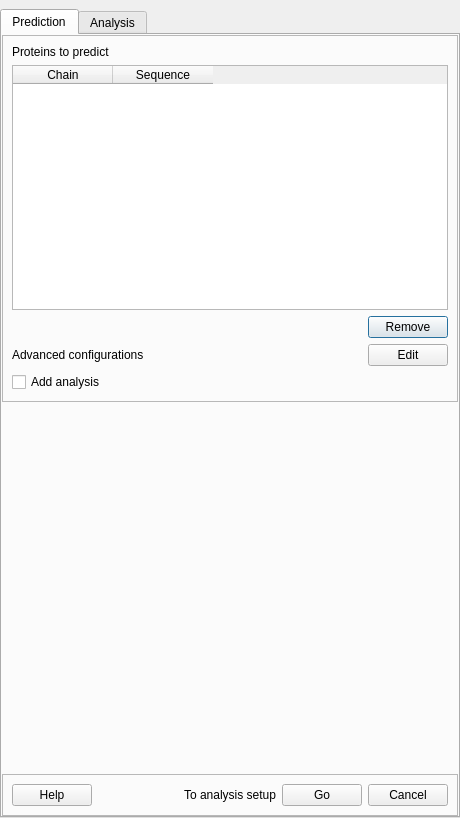
urban233/PySSA, file pyssa/gui/ui/forms/predict_protein_view.ui: the form before one commit.
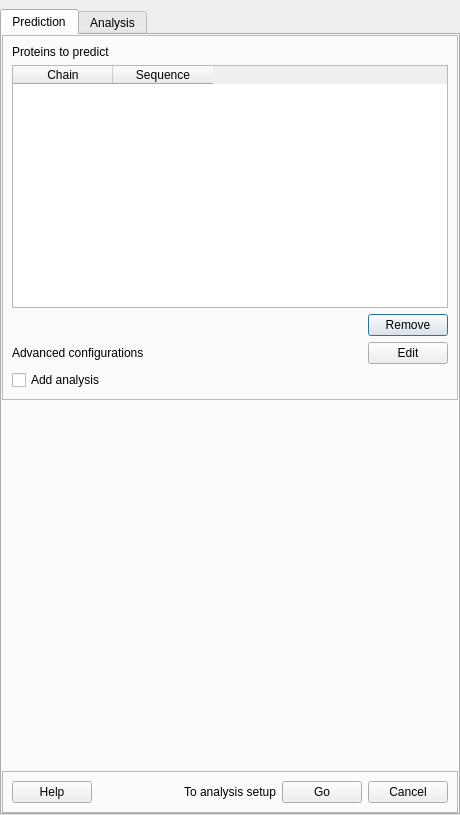
The form after the commit.

Patch:
```diff
--- a/pyssa/gui/ui/forms/predict_protein_view.ui
+++ b/pyssa/gui/ui/forms/predict_protein_view.ui
@@ -7,7 +7,7 @@
     <x>0</x>
     <y>0</y>
     <width>460</width>
-    <height>818</height>
+    <height>815</height>
    </rect>
   </property>
   <property name="windowTitle">
```
